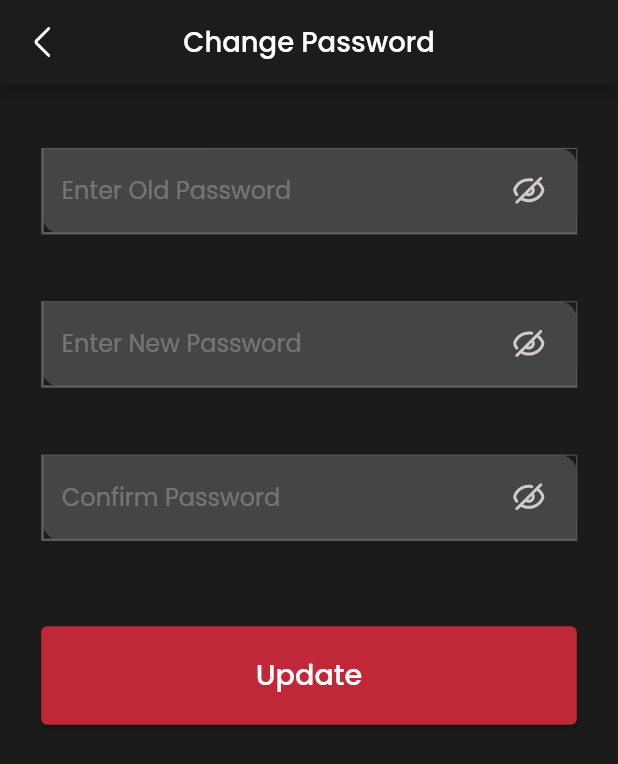
After one commit to shoyabsiddique0/main_ott, a Flutter app: the BottomNavigationScreen screen opened by its route, item 4 of the bottom bar chosen, after a tap on "Change Password", on a phone screen of 412 x 824 dp. The commit adds this screen. Shown: the top 764 px of the screen. Run offline on Flutter 3.47's test engine with Material 2 defaults, Android fonts, the light colour scheme and no system bars; our stand-ins replace carousel_slider, flutter_screenutil, flutter_svg, flutter_svg_provider, get, google_fonts and 2 more; missing offline and left inert: dart:ffi, screen_brightness, subtitle, volume_controller.

Commit message:
change password, Manage Profiles and Minor Changes

```diff
--- a/lib/Pages/BottomNavigationScreen/bottom_navigation_screen.dart
+++ b/lib/Pages/BottomNavigationScreen/bottom_navigation_screen.dart
@@ -14,6 +14,7 @@ class BottomNavigationScreen extends StatelessWidget {
     final bottomNavigationController = Get.find<BottomNavigationController>();
     return Scaffold(
       backgroundColor: blackColor,
+      extendBody: true,
       bottomNavigationBar: Obx(() => BottomNavigationBar(
             items: [
               BottomNavigationBarItem(
--- /dev/null
+++ b/lib/Pages/Profile/ChangePassword/change_password_binding.dart
@@ -0,0 +1,9 @@
+import 'package:get/get.dart';
+import 'package:main_ott/Pages/Profile/ChangePassword/change_password_controller.dart';
+
+class ChangePasswordBinding extends Bindings{
+  @override
+  void dependencies() {
+    Get.lazyPut(() => ChangePasswordController());
+  }
+}
--- /dev/null
+++ b/lib/Pages/Profile/ChangePassword/change_password_controller.dart
@@ -0,0 +1,53 @@
+import 'package:flutter/cupertino.dart';
+import 'package:get/get.dart';
+
+class ChangePasswordController extends GetxController{
+  var oldPass = TextEditingController().obs;
+  var newPass = TextEditingController().obs;
+  var confPass = TextEditingController().obs;
+  var oldPassVal = "".obs;
+  var newPassVal = "".obs;
+  var confPassVal = "".obs;
+  var isVisOld = true.obs;
+  var isVisNew = true.obs;
+  var isVisConf = true.obs;
+  void validateOldPassword(String? value) {
+    RegExp regex =
+    RegExp(r'^(?=.*?[A-Z])(?=.*?[a-z])(?=.*?[0-9])(?=.*?[!@#\$&*~]).{8,}$');
+    if (value!.isEmpty) {
+      oldPassVal.value = 'Please enter password';
+    } else {
+      if (!regex.hasMatch(value)) {
+        oldPassVal.value = 'Enter valid password';
+      } else {
+        oldPassVal.value = "";
+      }
+    }
+  }
+  void validateNewPassword(String? value) {
+    RegExp regex =
+    RegExp(r'^(?=.*?[A-Z])(?=.*?[a-z])(?=.*?[0-9])(?=.*?[!@#\$&*~]).{8,}$');
+    if (value!.isEmpty) {
+      newPassVal.value = 'Please enter password';
+    } else {
+      if (!regex.hasMatch(value)) {
+        newPassVal.value = 'Enter valid password';
+      } else {
+        newPassVal.value = "";
+      }
+    }
+  }
+  void validateConfPassword(String? value) {
+    RegExp regex =
+    RegExp(r'^(?=.*?[A-Z])(?=.*?[a-z])(?=.*?[0-9])(?=.*?[!@#\$&*~]).{8,}$');
+    if (value!.isEmpty) {
+      confPassVal.value = 'Please enter password';
+    } else {
+      if (!regex.hasMatch(value)) {
+        confPassVal.value = 'Enter valid password';
+      } else {
+        confPassVal.value = "";
+      }
+    }
+  }
+}
--- /dev/null
+++ b/lib/Pages/Profile/ChangePassword/change_password_screen.dart
@@ -0,0 +1,150 @@
+import 'package:flutter/material.dart';
+import 'package:flutter_screenutil/flutter_screenutil.dart';
+import 'package:flutter_svg/flutter_svg.dart';
+import 'package:get/get.dart';
+import 'package:google_fonts/google_fonts.dart';
+import 'package:main_ott/Pages/Profile/ChangePassword/change_password_controller.dart';
+import 'package:main_ott/Routes/app_route.dart';
+import 'package:main_ott/Theme/colors.dart';
+import 'package:main_ott/Widgets/AuthWidget/custom_text_input.dart';
+
+class ChangePassword extends StatelessWidget {
+  const ChangePassword({super.key});
+
+  @override
+  Widget build(BuildContext context) {
+    ChangePasswordController controller = Get.find<ChangePasswordController>();
+    return Scaffold(
+      backgroundColor: Color(0xff1c1b1b),
+      appBar: AppBar(
+          backgroundColor: Color(0xff1b1c1c),
+          leading: GestureDetector(
+            onTap: () => Get.back(),
+            child: SvgPicture.asset(
+              "assets/AuthAssets/back.svg",
+              fit: BoxFit.scaleDown,
+            ),
+          ),
+          centerTitle: true,
+          title: Text("Change Password",
+              style: GoogleFonts.poppins(
+                  color: whiteColor,
+                  fontSize: 16.w,
+                  fontWeight: FontWeight.w500))),
+      body: Container(
+        padding: EdgeInsets.only(top: 36.h),
+        child: Column(
+          children: [
+            CustomTextInput(
+              controller: controller.oldPass,
+              hintText: "Enter Old Password",
+              inputType: TextInputType.visiblePassword,
+              validateFunc: controller.validateOldPassword,
+              valText: controller.oldPassVal,
+              isVisible: controller.isVisOld,
+            ),
+            SizedBox(
+              height: 20.h,
+            ),
+            CustomTextInput(
+              controller: controller.newPass,
+              hintText: "Enter New Password",
+              inputType: TextInputType.visiblePassword,
+              validateFunc: controller.validateNewPassword,
+              valText: controller.newPassVal,
+              isVisible: controller.isVisNew,
+            ),
+            SizedBox(
+              height: 20.h,
+            ),
+            CustomTextInput(
+              controller: controller.confPass,
+              hintText: "Confirm Password",
+              inputType: TextInputType.visiblePassword,
+              validateFunc: controller.validateConfPassword,
+              valText: controller.confPassVal,
+              isVisible: controller.isVisConf,
+            ),
+            SizedBox(
+              height: 30.h,
+            ),
+            Container(
+              height: 55.h,
+              width: double.infinity,
+              padding: EdgeInsets.only(left: 24.w, right: 24.w),
+              child: Expanded(
+                child: ElevatedButton(
+                  onPressed: () {
+                    Get.dialog(Container(
+                      width: 100.w,
+                      height: 100.h,
+                      margin: EdgeInsets.only(
+                          top: 230.h, bottom: 230.h, left: 60.w, right: 60.w),
+                      decoration: BoxDecoration(
+                          color: Color(0xff1b1c1c),
+                          borderRadius: BorderRadius.circular(8.r),
+                          border:
+                          Border.all(color: whiteColor, width: 0.2.w)),
+                      child: Stack(
+                        children: [
+                          Container(
+                            padding: EdgeInsets.only(top: 15.h, bottom: 15.h),
+                            child: Column(
+                              mainAxisAlignment:
+                              MainAxisAlignment.spaceEvenly,
+                              children: [
+                                CircleAvatar(
+                                    backgroundColor: Color(0xff383636),
+                                    radius: 40.w,
+                                    child: SvgPicture.asset(
+                                        "assets/ProfileAssets/great.svg")),
+                                Text(
+                                  "Great!",
+                                  style: GoogleFonts.poppins(
+                                      color: whiteColor,
+                                      fontSize: 18.w,
+                                      fontWeight: FontWeight.w600,
+                                      decoration: TextDecoration.none),
+                                ),
+                                Text(
+                                  "Your password has been updated Successfully",
+                                  textAlign: TextAlign.center,
+                                  style: GoogleFonts.poppins(
+                                      color: whiteColor,
+                                      fontSize: 12.w,
+                                      fontWeight: FontWeight.w400,
+                                      decoration: TextDecoration.none),
+                                ),
+                              ],
+                            ),
+                          ),
+                          Positioned(
+                            right: 8.w,
+                            top: 8.w,
+                            child: GestureDetector(
+                              onTap: () => Get.back(),
+                              child: SvgPicture.asset(
+                                  "assets/HomeAssets/DetailsAssets/cross.svg"),
+                            ),
+                          )
+                        ],
+                      ),
+                    ));
+                  },
+                  child: Text("Update",
+                      style: GoogleFonts.poppins(
+                          color: whiteColor,
+                          fontSize: 16.h,
+                          fontWeight: FontWeight.w500)),
+                  style: ElevatedButton.styleFrom(
+                    backgroundColor: primaryColor,
+                  ),
+                ),
+              ),
+            )
+          ],
+        ),
+      ),
+    );
+  }
+}
--- /dev/null
+++ b/lib/Pages/Profile/ManageProfiles/ProfileManagement/profile_manage_bindng.dart
@@ -0,0 +1,9 @@
+import 'package:get/get.dart';
+import 'package:main_ott/Pages/Profile/ManageProfiles/ProfileManagement/profile_manage_controller.dart';
+
+class ProfileManageBinding extends Bindings{
+  @override
+  void dependencies() {
+    Get.lazyPut(() => ProfileManageController());
+  }
+}
--- /dev/null
+++ b/lib/Pages/Profile/ManageProfiles/ProfileManagement/profile_manage_controller.dart
@@ -0,0 +1,5 @@
+import 'package:get/get.dart';
+
+class ProfileManageController extends GetxController{
+  var famSafe = false.obs;
+}
--- a/lib/Pages/Profile/profile_screen.dart
+++ b/lib/Pages/Profile/profile_screen.dart
@@ -186,7 +186,7 @@ class ProfileScreen extends StatelessWidget {
                   ProfileList(
                     imageLink: "assets/ProfileAssets/pass.svg",
                     title: "Change Password",
-                    onTap: () {},
+                    onTap: () => Get.toNamed(AppRoutes.changePasswordScreen),
                   ),
                 ],
               ),
@@ -249,10 +249,10 @@ class ProfileScreen extends StatelessWidget {
                       //           onPressed: () => Get.back(), child: Text("No"))
                       //     ]);
                       Get.dialog(Container(
-                        width: 100.w,
+                        width: 100.h,
                         height: 100.h,
                         margin: EdgeInsets.only(
-                            top: 230.h, bottom: 230.h, left: 60.w, right: 60.w),
+                            top: 220.h, bottom: 220.h, left: 60.w, right: 60.w),
                         decoration: BoxDecoration(
                             color: Color(0xff1b1c1c),
                             borderRadius: BorderRadius.circular(8.r),
--- a/lib/Routes/app_pages.dart
+++ b/lib/Routes/app_pages.dart
@@ -23,8 +23,12 @@ import 'package:main_ott/Pages/Home/landscapeVideo/landscape_binding.dart';
 import 'package:main_ott/Pages/Home/landscapeVideo/landscape_player.dart';
 import 'package:main_ott/Pages/Profile/AccountSetting/account_setting_binding.dart';
 import 'package:main_ott/Pages/Profile/AccountSetting/account_setting_screen.dart';
+import 'package:main_ott/Pages/Profile/ChangePassword/change_password_binding.dart';
+import 'package:main_ott/Pages/Profile/ChangePassword/change_password_screen.dart';
 import 'package:main_ott/Pages/Profile/Downloads/downloads_binding.dart';
 import 'package:main_ott/Pages/Profile/Downloads/downloads_screen.dart';
+import 'package:main_ott/Pages/Profile/ManageProfiles/ProfileManagement/profile_manage_bindng.dart';
+import 'package:main_ott/Pages/Profile/ManageProfiles/ProfileManagement/profile_manage_screen.dart';
 import 'package:main_ott/Pages/Profile/ManageProfiles/manage_profile_binding.dart';
 import 'package:main_ott/Pages/Profile/ManageProfiles/manage_profile_screen.dart';
 import 'package:main_ott/Pages/Profile/Subscription/subscription_binding.dart';
@@ -129,5 +133,15 @@ class AppPages {
         page: () => const MoreByScreen(),
         binding: MoreByBinding(),
         transition: Transition.rightToLeft),
+    GetPage(
+        name: AppRoutes.changePasswordScreen,
+        page: () => const ChangePassword(),
+        binding: ChangePasswordBinding(),
+        transition: Transition.rightToLeft),
+    GetPage(
+        name: AppRoutes.profileManageScreen,
+        page: () => const ProfileManageScreen(),
+        binding: ProfileManageBinding(),
+        transition: Transition.rightToLeft),
   ];
 }
--- a/lib/Routes/app_route.dart
+++ b/lib/Routes/app_route.dart
@@ -17,4 +17,6 @@ class AppRoutes {
   static const watchlistScreen = '/watchlistScreen';
   static const downloadsScreen = '/downloadsScreen';
   static const moreByScreen = '/moreByScreen';
+  static const changePasswordScreen = '/changePasswordScreen';
+  static const profileManageScreen = '/profileManageScreen';
 }
```
Also changed, not shown: lib/Pages/Profile/ManageProfiles/ProfileManagement/profile_manage_screen.dart (added, +211 -0 lines), lib/Pages/Profile/ManageProfiles/manage_profile_screen.dart (+9 -8 lines), lib/Widgets/ProfileWidget/AccountSetting/EditProfile.dart (+6 -3 lines), lib/Widgets/ProfileWidget/ManageProfile/profiles.dart (+17 -7 lines), pubspec.yaml (+4 -3 lines), assets/ProfileAssets/delete.svg (added), assets/ProfileAssets/family.svg (added), assets/ProfileAssets/great.svg (added), assets/ProfileAssets/toggle.svg (added), assets/ProfileAssets/upgrade.png (added), pubspec.lock.
